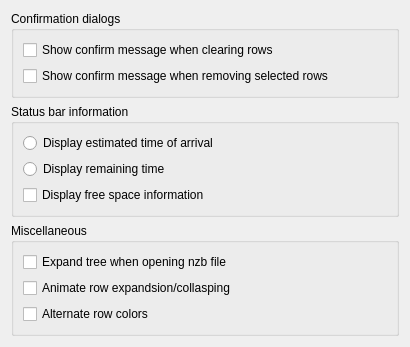
First picture: the form in src/preferences/preferencesdisplay.ui, repository KDE/kwooty, before the edit.
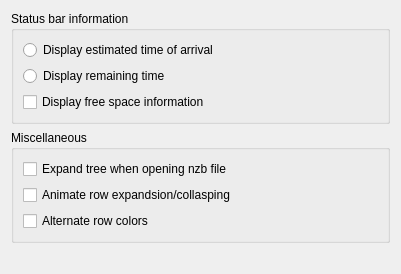
Second picture: the form after the edit.

Commit message: confirmClear and confirmRemove removed

The edit to the form file:
```diff
--- a/src/preferences/preferencesdisplay.ui
+++ b/src/preferences/preferencesdisplay.ui
@@ -6,8 +6,8 @@
    <rect>
     <x>0</x>
     <y>0</y>
-    <width>410</width>
-    <height>344</height>
+    <width>359</width>
+    <height>274</height>
    </rect>
   </property>
   <property name="toolTip">
@@ -15,35 +15,6 @@
   </property>
   <layout class="QGridLayout" name="gridLayout_3">
    <item row="0" column="0">
-    <widget class="QGroupBox" name="groupBox_2">
-     <property name="title">
-      <string>Confirmation dialogs</string>
-     </property>
-     <layout class="QGridLayout" name="gridLayout_4">
-      <item row="0" column="0">
-       <widget class="QCheckBox" name="kcfg_confirmClear">
-        <property name="toolTip">
-         <string>Display dialog box when Clear button has been pushed</string>
-        </property>
-        <property name="text">
-         <string>Show confirm message when clearing rows</string>
-        </property>
-       </widget>
-      </item>
-      <item row="1" column="0">
-       <widget class="QCheckBox" name="kcfg_confirmRemove">
-        <property name="toolTip">
-         <string>Display dialog box when Remove button has been pushed</string>
-        </property>
-        <property name="text">
-         <string>Show confirm message when removing selected rows</string>
-        </property>
-       </widget>
-      </item>
-     </layout>
-    </widget>
-   </item>
-   <item row="1" column="0">
     <widget class="QGroupBox" name="actionGroupBox">
      <property name="title">
       <string>Status bar information</string>
@@ -82,7 +53,7 @@
      </layout>
     </widget>
    </item>
-   <item row="2" column="0">
+   <item row="1" column="0">
     <widget class="QGroupBox" name="groupBox">
      <property name="title">
       <string>Miscellaneous</string>
@@ -121,7 +92,7 @@
      </layout>
     </widget>
    </item>
-   <item row="3" column="0">
+   <item row="2" column="0">
     <spacer name="spacer">
      <property name="orientation">
       <enum>Qt::Vertical</enum>
```
